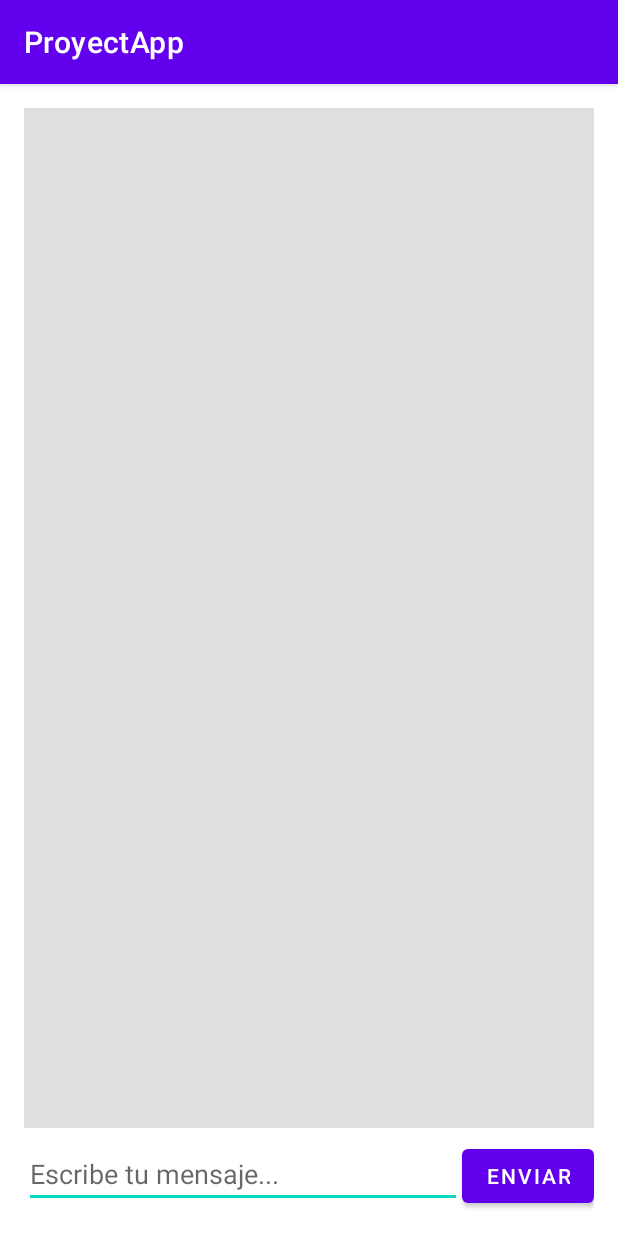
After one commit to lauregalan/LOAM, an Android app: the fragment ChatFragment shown on its own in the app's theme, on a phone screen of 412 x 824 dp. The commit adds this screen. Run offline under Robolectric (Android 15) with nearby library versions, the phone set to English and light mode, and no system bars; our stand-ins replace Firebase (no records; nobody signed in at launch, a user with empty details on screens opened directly); network calls fail.

Commit message:
"new feature: Chat con un especialista"

```diff
--- a/ProyectApp/app/build.gradle.kts
+++ b/ProyectApp/app/build.gradle.kts
@@ -75,6 +75,7 @@ dependencies {
     implementation("com.google.android.libraries.places:places:3.3.0") // Asegúrate de usar la última versión
     implementation("androidx.fragment:fragment-ktx:1.6.2")
 
+
 }
 
 apply(plugin = "com.google.gms.google-services")
--- /dev/null
+++ b/ProyectApp/app/src/main/java/com/example/proyectapp/ChatFragment.kt
@@ -0,0 +1,62 @@
+package com.example.proyectapp
+
+import android.os.Bundle
+import android.view.LayoutInflater
+import android.view.View
+import android.view.ViewGroup
+import android.widget.Button
+import android.widget.EditText
+import android.widget.TextView
+import android.widget.Toast
+import androidx.fragment.app.Fragment
+
+class ChatFragment : Fragment(), ChatUpdateListener {
+
+    private lateinit var messageEditText: EditText
+    private lateinit var sendButton: Button
+    private lateinit var chatTextView: TextView
+    private lateinit var chatManager: ChatManager // Instancia de ChatManager
+
+    override fun onCreateView(
+        inflater: LayoutInflater, container: ViewGroup?,
+        savedInstanceState: Bundle?
+    ): View? {
+        // Inflar el layout para este fragmento
+        val view = inflater.inflate(R.layout.fragment_chat, container, false)
+
+        // Inicializar vistas del layout del fragmento
+        messageEditText = view.findViewById(R.id.messageEditText)
+        sendButton = view.findViewById(R.id.sendButton)
+        chatTextView = view.findViewById(R.id.chatTextView)
+
+        // Inicializar ChatManager, pasándole este fragmento como listener
+        chatManager = ChatManager(this)
+
+        sendButton.setOnClickListener {
+            val messageText = messageEditText.text.toString().trim()
+            if (messageText.isNotEmpty()) {
+                chatManager.sendMessage("usuario", messageText) // El ChatManager se encarga de enviarlo
+                messageEditText.setText("") // Limpiar el campo
+            }
+        }
+
+        return view
+    }
+
+    // Implementación de la interfaz ChatUpdateListener
+    override fun onMessagesReceived(messages: List<Message>) {
+        // Actualizar la UI con los nuevos mensajes
+        val chatLog = StringBuilder()
+        for (msg in messages) {
+            chatLog.append("${msg.sender}: ${msg.text}\n")
+        }
+        chatTextView.text = chatLog.toString()
+        // Opcional: para que el scroll vaya al final si hay muchos mensajes
+        // chatTextView.post { chatTextView.fullScroll(View.FOCUS_DOWN) }
+    }
+
+    override fun onError(error: String) {
+        // Mostrar un mensaje de error al usuario
+        Toast.makeText(requireContext(), error, Toast.LENGTH_LONG).show()
+    }
+}
--- /dev/null
+++ b/ProyectApp/app/src/main/java/com/example/proyectapp/ChatManager.kt
@@ -0,0 +1,49 @@
+// Archivo: app/src/main/java/com/example/proyectapp/ChatManager.kt
+package com.example.proyectapp
+
+import com.google.firebase.database.DataSnapshot
+import com.google.firebase.database.DatabaseError
+import com.google.firebase.database.DatabaseReference
+import com.google.firebase.database.FirebaseDatabase
+import com.google.firebase.database.ValueEventListener
+
+class ChatManager(private val listener: ChatUpdateListener) {
+
+    private val database: DatabaseReference // Referencia a la DB
+
+    init {
+        // Inicializar Firebase Realtime Database y obtener la referencia al nodo de mensajes
+        val firebaseDatabase = FirebaseDatabase.getInstance("https://loam-5a61f-default-rtdb.firebaseio.com/") // TU URL
+        database = firebaseDatabase.getReference("chatSimulado").child("mensajes")
+        setupMessageListener()
+    }
+
+    // Enviar un mensaje al Realtime Database
+    fun sendMessage(sender: String, messageText: String) {
+        if (messageText.isNotEmpty()) {
+            val message = Message(sender, messageText, System.currentTimeMillis())
+            database.push().setValue(message) // .push() genera un ID único
+        }
+    }
+
+    // Configurar el listener para recibir mensajes en tiempo real
+    private fun setupMessageListener() {
+        database.addValueEventListener(object : ValueEventListener {
+            override fun onDataChange(snapshot: DataSnapshot) {
+                val messages = mutableListOf<Message>()
+                for (messageSnapshot in snapshot.children) {
+                    val message = messageSnapshot.getValue(Message::class.java)
+                    message?.let { messages.add(it) }
+                }
+                // Ordenar mensajes por timestamp (más recientes al final)
+                messages.sortBy { it.timestamp }
+                listener.onMessagesReceived(messages) // Informar a la UI
+            }
+
+            override fun onCancelled(error: DatabaseError) {
+                // Manejar errores
+                listener.onError("Error al leer la base de datos: ${error.message}")
+            }
+        })
+    }
+}
--- /dev/null
+++ b/ProyectApp/app/src/main/java/com/example/proyectapp/ChatUpdateListener.kt
@@ -0,0 +1,6 @@
+package com.example.proyectapp
+
+interface ChatUpdateListener {
+    fun onMessagesReceived(messages: List<Message>)
+    fun onError(error: String)
+}
--- /dev/null
+++ b/ProyectApp/app/src/main/res/drawable/ic_menu_send.xml
@@ -0,0 +1,5 @@
+<vector xmlns:android="http://schemas.android.com/apk/res/android" android:height="24dp" android:tint="#000000" android:viewportHeight="960" android:viewportWidth="960" android:width="24dp">
+
+    <path android:fillColor="@android:color/white" android:pathData="M200,440L200,400Q200,328 232.5,268.5Q265,209 320,171L245,96L280,60L365,145Q391,133 420.5,126.5Q450,120 480,120Q510,120 539.5,126.5Q569,133 595,145L680,60L715,96L640,171Q695,209 727.5,268.5Q760,328 760,400L760,440L200,440ZM600,360Q617,360 628.5,348.5Q640,337 640,320Q640,303 628.5,291.5Q617,280 600,280Q583,280 571.5,291.5Q560,303 560,320Q560,337 571.5,348.5Q583,360 600,360ZM360,360Q377,360 388.5,348.5Q400,337 400,320Q400,303 388.5,291.5Q377,280 360,280Q343,280 331.5,291.5Q320,303 320,320Q320,337 331.5,348.5Q343,360 360,360ZM480,920Q363,920 281.5,838.5Q200,757 200,640L200,480L760,480L760,640Q760,757 678.5,838.5Q597,920 480,920Z"/>
+
+</vector>
--- a/ProyectApp/app/src/main/res/layout/content_main.xml
+++ b/ProyectApp/app/src/main/res/layout/content_main.xml
@@ -6,6 +6,7 @@
     android:layout_height="match_parent"
     app:layout_behavior="@string/appbar_scrolling_view_behavior"
     tools:showIn="@layout/app_bar_main">
+
 
     <fragment
         android:id="@+id/nav_host_fragment_content_main"
@@ -17,4 +18,5 @@
         app:layout_constraintRight_toRightOf="parent"
         app:layout_constraintTop_toTopOf="parent"
         app:navGraph="@navigation/mobile_navigation" />
+
 </androidx.constraintlayout.widget.ConstraintLayout>
--- /dev/null
+++ b/ProyectApp/app/src/main/res/layout/fragment_chat.xml
@@ -0,0 +1,47 @@
+<?xml version="1.0" encoding="utf-8"?>
+<LinearLayout xmlns:android="http://schemas.android.com/apk/res/android"
+    xmlns:tools="http://schemas.android.com/tools"
+    android:layout_width="match_parent"
+    android:layout_height="match_parent"
+    android:orientation="vertical"
+    android:padding="16dp"
+    tools:context=".ChatFragment"> <!-- Asegúrate de que el context apunte a tu nuevo fragmento -->
+
+    <!-- Este es el TextView donde se mostrará la conversación -->
+    <TextView
+        android:id="@+id/chatTextView"
+        android:layout_width="match_parent"
+        android:layout_height="0dp"
+        android:layout_weight="1"
+        android:background="#E0E0E0"
+        android:padding="8dp"
+        android:scrollbars="vertical"
+        android:text="¡Inicia tu conversación con el especialista!"
+        android:gravity="bottom"
+        android:textAppearance="@style/TextAppearance.AppCompat.Medium" />
+
+    <!-- Este es el contenedor para el campo de texto y el botón de enviar -->
+    <LinearLayout
+        android:layout_width="match_parent"
+        android:layout_height="wrap_content"
+        android:orientation="horizontal"
+        android:layout_marginTop="8dp">
+
+        <!-- Este es el EditText para escribir el mensaje -->
+        <EditText
+            android:id="@+id/messageEditText"
+            android:layout_width="0dp"
+            android:layout_height="wrap_content"
+            android:layout_weight="1"
+            android:hint="Escribe tu mensaje..."
+            android:inputType="textCapSentences" />
+
+        <!-- Este es el botón para enviar el mensaje -->
+        <Button
+            android:id="@+id/sendButton"
+            android:layout_width="wrap_content"
+            android:layout_height="wrap_content"
+            android:text="Enviar" />
+    </LinearLayout>
+
+</LinearLayout>
```
Also changed, not shown: ProyectApp/app/src/main/java/com/example/proyectapp/MainActivity.kt (+11 -1 lines), ProyectApp/app/src/main/java/com/example/proyectapp/Message.kt (added, +7 -0 lines), ProyectApp/app/src/main/res/layout/app_bar_main.xml (+9 -0 lines), ProyectApp/app/src/main/res/navigation/mobile_navigation.xml (+7 -0 lines).
